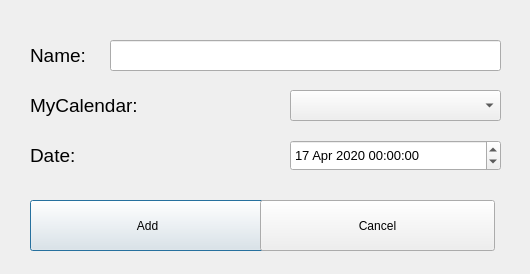
First picture: the form in ui/taskmanager.ui, repository MigotMateusz/Time_organizer, before the edit.
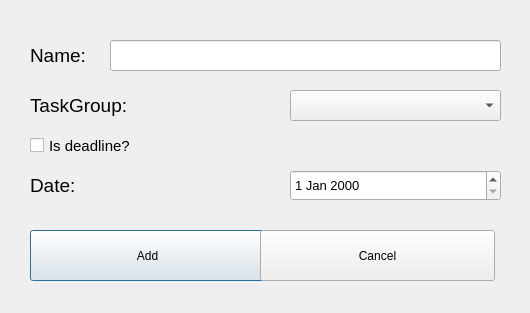
Second picture: the form after the edit.

Commit message: added editing and deleting task option

What changed in the file:
```diff
--- a/ui/taskmanager.ui
+++ b/ui/taskmanager.ui
@@ -7,7 +7,7 @@
     <x>0</x>
     <y>0</y>
     <width>530</width>
-    <height>274</height>
+    <height>313</height>
    </rect>
   </property>
   <property name="windowTitle">
@@ -43,7 +43,7 @@
     </font>
    </property>
    <property name="text">
-    <string>MyCalendar:</string>
+    <string>TaskGroup:</string>
    </property>
   </widget>
   <widget class="QLabel" name="name_label">
@@ -68,7 +68,7 @@
    <property name="geometry">
     <rect>
      <x>30</x>
-     <y>140</y>
+     <y>170</y>
      <width>131</width>
      <height>31</height>
     </rect>
@@ -97,33 +97,11 @@
     </font>
    </property>
   </widget>
-  <widget class="QDateTimeEdit" name="dateTimeEdit">
-   <property name="geometry">
-    <rect>
-     <x>290</x>
-     <y>140</y>
-     <width>211</width>
-     <height>31</height>
-    </rect>
-   </property>
-   <property name="font">
-    <font>
-     <pointsize>10</pointsize>
-    </font>
-   </property>
-   <property name="date">
-    <date>
-     <year>2020</year>
-     <month>4</month>
-     <day>17</day>
-    </date>
-   </property>
-  </widget>
   <widget class="QPushButton" name="add_button">
    <property name="geometry">
     <rect>
      <x>30</x>
-     <y>200</y>
+     <y>230</y>
      <width>235</width>
      <height>51</height>
     </rect>
@@ -136,7 +114,7 @@
    <property name="geometry">
     <rect>
      <x>260</x>
-     <y>200</y>
+     <y>230</y>
      <width>235</width>
      <height>51</height>
     </rect>
@@ -145,6 +123,39 @@
     <string>Cancel</string>
    </property>
   </widget>
+  <widget class="QCheckBox" name="checkBox">
+   <property name="geometry">
+    <rect>
+     <x>30</x>
+     <y>130</y>
+     <width>141</width>
+     <height>31</height>
+    </rect>
+   </property>
+   <property name="font">
+    <font>
+     <pointsize>11</pointsize>
+    </font>
+   </property>
+   <property name="text">
+    <string>Is deadline?</string>
+   </property>
+  </widget>
+  <widget class="QDateEdit" name="dateEdit">
+   <property name="geometry">
+    <rect>
+     <x>290</x>
+     <y>170</y>
+     <width>211</width>
+     <height>31</height>
+    </rect>
+   </property>
+   <property name="font">
+    <font>
+     <pointsize>10</pointsize>
+    </font>
+   </property>
+  </widget>
  </widget>
  <resources/>
  <connections/>
```
Left out of the diff: 19 changed lines with no effect on the pictures. The commit also changes 5 other files.
